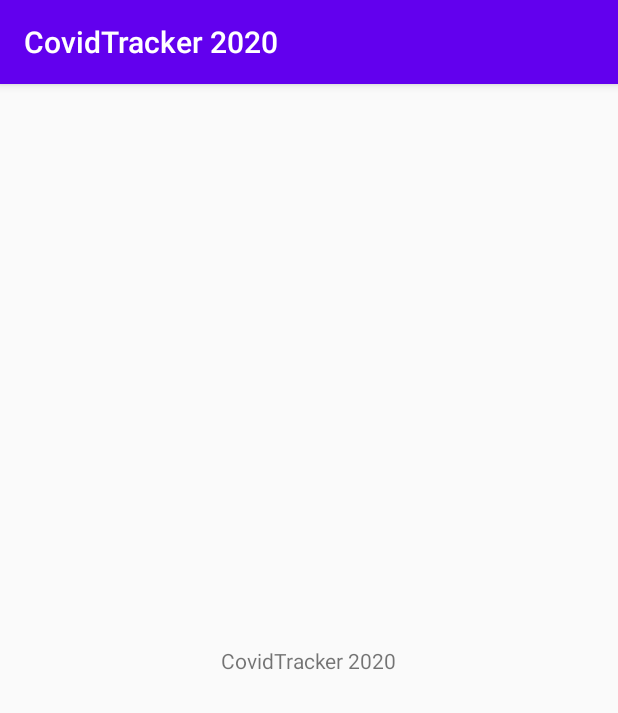
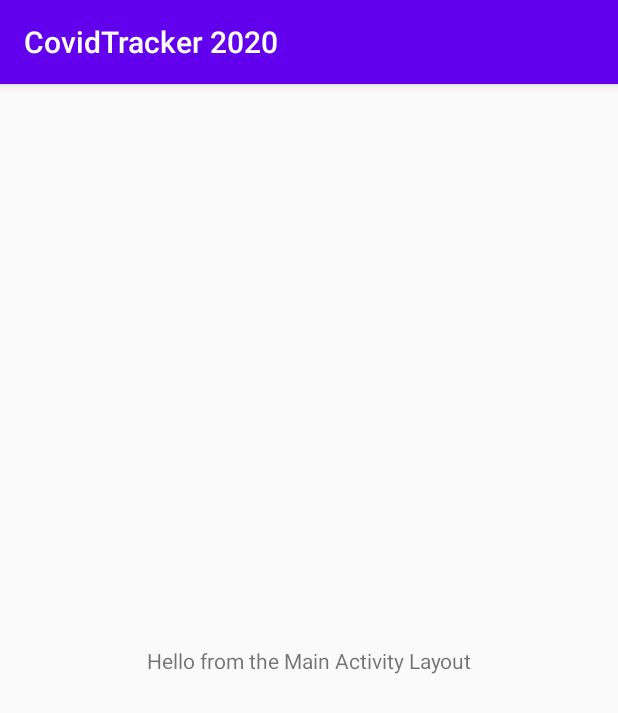
Before and after one commit to bernardip/CovidTracker, an Android app: the screen it shows after launch (MainActivity), on a phone screen of 412 x 824 dp. Shown: the top 713 px of the screen. Run offline under Robolectric (Android 15) with nearby library versions, the phone set to English and light mode, and no system bars.

Commit message:
Added strings and activity main changes

```diff
--- a/app/src/main/res/layout/activity_main.xml
+++ b/app/src/main/res/layout/activity_main.xml
@@ -9,7 +9,7 @@
     <TextView
         android:layout_width="wrap_content"
         android:layout_height="wrap_content"
-        android:text="@string/app_name"
+        android:text="@string/app_intro_msg"
         app:layout_constraintBottom_toBottomOf="parent"
         app:layout_constraintLeft_toLeftOf="parent"
         app:layout_constraintRight_toRightOf="parent"
--- a/app/src/main/res/values/strings.xml
+++ b/app/src/main/res/values/strings.xml
@@ -1,3 +1,5 @@
 <resources>
     <string name="app_name">CovidTracker 2020</string>
+    <string name="app_msg">Hello CovidTracker App</string>
+    <string name="app_intro_msg">Hello from the Main Activity Layout</string>
 </resources>
```
